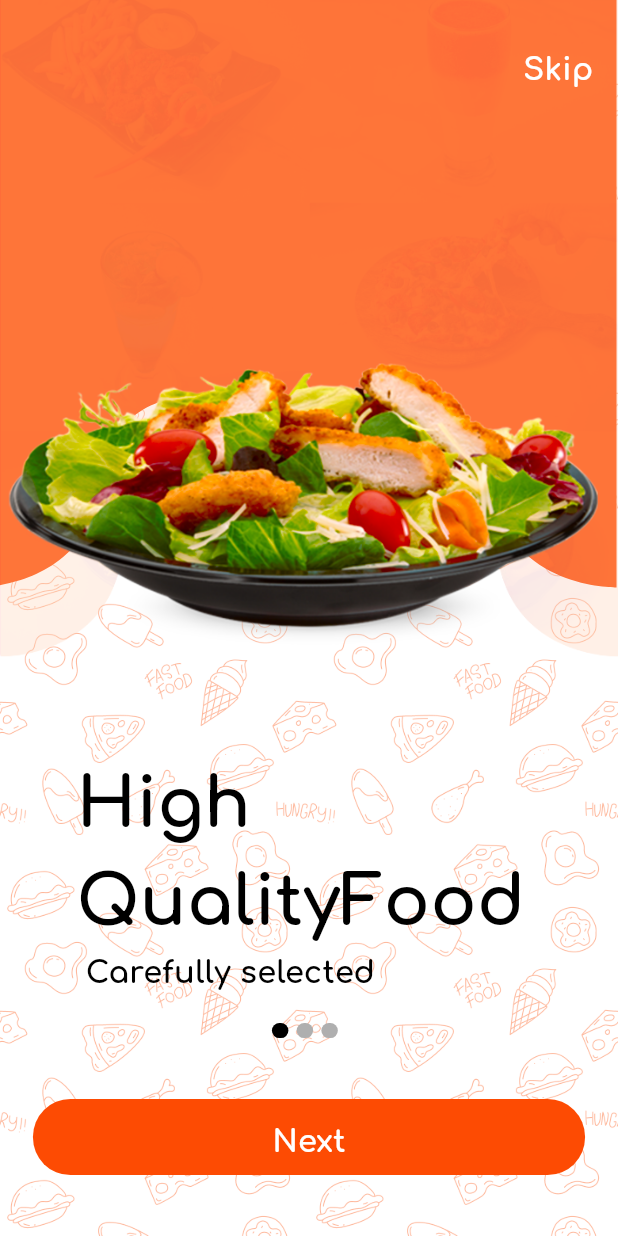
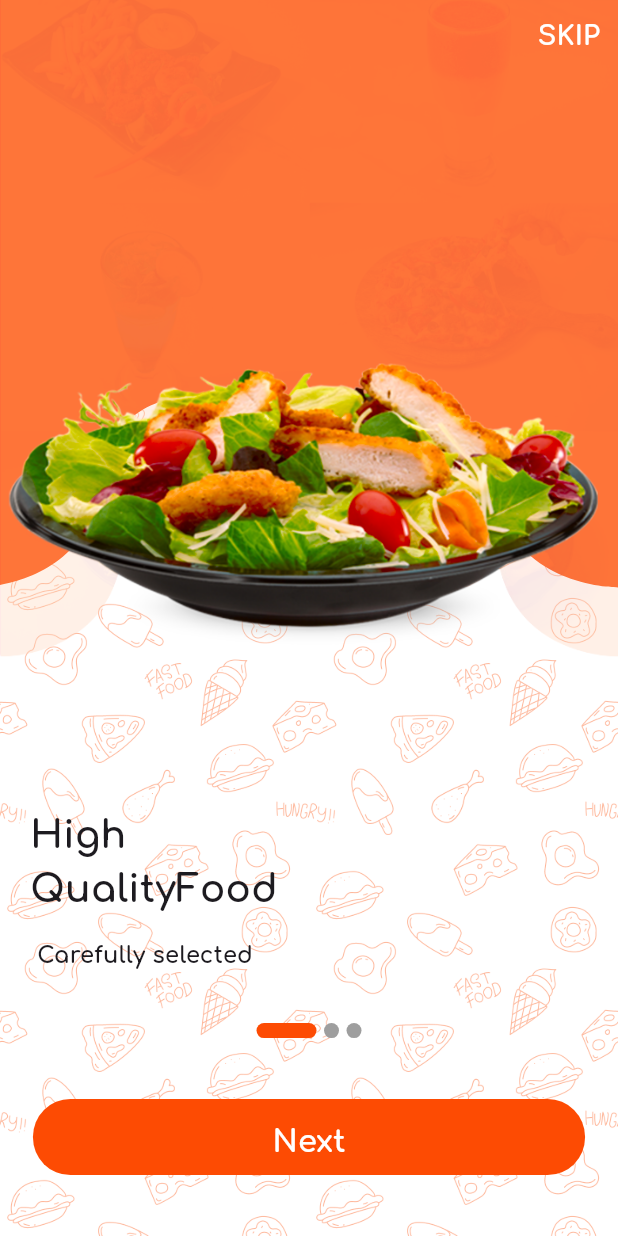
Before and after one commit to 3laaOmran/Graduation_Project, a Flutter app: the screen it shows after launch, on a phone screen of 412 x 824 dp. Run offline on Flutter 3.47's test engine with Material 3 defaults, Android fonts, the phone set to English and light mode, and no system bars; drawn by our look-alikes of smooth_page_indicator; our stand-ins replace bloc, carousel_slider, dio, flutter_bloc, flutter_screenutil, shared_preferences.

Commit message:
change - onboarding screen  - app name & add - shared preferences - dio helper & some updates

```diff
--- /dev/null
+++ b/two_way_dael/lib/core/constants/constants.dart
@@ -0,0 +1 @@
+String? token ;
--- /dev/null
+++ b/two_way_dael/lib/core/helpers/cash_helper.dart
@@ -0,0 +1,37 @@
+import 'package:shared_preferences/shared_preferences.dart';
+
+class CashHelper {
+  static SharedPreferences? sharedPreferences;
+
+  static init() async {
+    sharedPreferences = await SharedPreferences.getInstance();
+  }
+
+// one method to save every thing
+  static Future<bool> saveData({
+    required String key,
+    required dynamic value,
+  }) async {
+    if (value is String) {
+      return await sharedPreferences!.setString(key, value);
+    }
+    if (value is int) {
+      return await sharedPreferences!.setInt(key, value);
+    }
+    if (value is bool) {
+      return await sharedPreferences!.setBool(key, value);
+    }
+
+    return await sharedPreferences!.setDouble(key, value);
+  }
+
+  static dynamic getData({required String key}) {
+    return sharedPreferences!.get(key);
+  }
+
+  static Future<bool> removeData({
+    required String key,
+  }) async {
+    return await sharedPreferences!.remove(key);
+  }
+}
--- /dev/null
+++ b/two_way_dael/lib/core/networking/dio_helper.dart
@@ -0,0 +1,50 @@
+import 'package:dio/dio.dart';
+
+class DioHelper {
+  static Dio dio = Dio();
+  static init() {
+    dio = Dio(
+      BaseOptions(
+          baseUrl: 'https://student.valuxapps.com/api/',
+          receiveDataWhenStatusError: true,
+      ),
+    );
+  }
+
+  static Future<Response> getData({
+    required String url,
+    String lang = 'en',
+    String? token,
+    Map<String, dynamic>? query,
+  }) {
+    dio.options.headers = {
+      'Content-Type': 'application/json',
+      'lang': lang,
+      'Authorization': token?? '',
+    };
+    return dio.get(
+      url,
+      queryParameters: query,
+    );
+  }
+
+  static Future<Response> postData({
+    required String url,
+    String lang = 'en',
+    String? token,
+    Map<String, dynamic>? qurey,
+    required Map<String, dynamic> data,
+  }) async {
+    dio.options.headers = {
+      'Content-Type': 'application/json',
+      'lang': lang,
+      'Authorization': token??'',
+    };
+
+    return await dio.post(
+      url,
+      queryParameters: qurey,
+      data: data,
+    );
+  }
+}
--- a/two_way_dael/lib/core/networking/remote/dio_helper.dart
+++ /dev/null
@@ -1,29 +0,0 @@
-import 'package:dio/dio.dart';
-
-class DioHelper {
-  static Dio? dio;
-
-  static init() {
-    dio = Dio(
-      BaseOptions(
-        baseUrl: 'https://2waydeal.000webhostapp.com',
-        receiveDataWhenStatusError: true,
-      ),
-    );
-  }
-
-  static Future<Response> getData({
-    required String url,
-    Map<String, dynamic>? query,
-    String? lang = 'en',
-    String? token,
-  }) async {
-    dio?.options.headers = {
-      'Content-Type': 'application/json',
-      'lang': lang,
-      'Authorization': token ?? '',
-    };
-
-    return await dio!.get(url, queryParameters: query);
-  }
-}
--- a/two_way_dael/lib/core/routing/app_router.dart
+++ b/two_way_dael/lib/core/routing/app_router.dart
@@ -11,7 +11,7 @@ class AppRouter {
   Route generateRoure(RouteSettings settings) {
     switch (settings.name) {
       case Routes.onboardingScreen:
-        return MaterialPageRoute(builder: (_) => const OnboardingScreen());
+        return MaterialPageRoute(builder: (_) => const OnboardingView());
       case Routes.loginScreen:
         return MaterialPageRoute(
             builder: (_) =>  LoginScreen());
--- a/two_way_dael/lib/core/theming/themes.dart
+++ b/two_way_dael/lib/core/theming/themes.dart
@@ -3,6 +3,7 @@ import 'package:flutter/services.dart';
 import 'package:two_way_dael/core/theming/colors.dart';
 
 ThemeData lightTheme = ThemeData(
+
   visualDensity: VisualDensity.adaptivePlatformDensity,
   appBarTheme: const AppBarTheme(
     titleSpacing: 20.0,
--- a/two_way_dael/lib/features/home/logic/cubit/customer_cubit.dart
+++ b/two_way_dael/lib/features/home/logic/cubit/customer_cubit.dart
@@ -4,8 +4,8 @@ import 'package:two_way_dael/features/home/logic/cubit/customer_states.dart';
 import 'package:two_way_dael/features/home/ui/Modules/customer_home_screen.dart';
 import 'package:two_way_dael/features/home/ui/Modules/customer_profile_screen.dart';
 
-import '../../../../core/networking/remote/dio_helper.dart';
-import '../../../../core/networking/remote/end_points.dart';
+import '../../../../core/networking/dio_helper.dart';
+import '../../../../core/networking/end_points.dart';
 import '../../data/models/products_model.dart';
 
 class CustomerCubit extends Cubit<CustomerStates> {
--- a/two_way_dael/lib/features/onboarding/views/onboarding_screen.dart
+++ b/two_way_dael/lib/features/onboarding/views/onboarding_screen.dart
@@ -1,42 +1,40 @@
 import 'package:flutter/material.dart';
 import 'package:flutter_screenutil/flutter_screenutil.dart';
+import 'package:smooth_page_indicator/smooth_page_indicator.dart';
 import 'package:two_way_dael/core/helpers/extensions.dart';
-
-import '../../../core/helpers/spacing.dart';
-import '../../../core/routing/routes.dart';
-import '../../../core/theming/colors.dart';
+import 'package:two_way_dael/core/routing/routes.dart';
+import 'package:two_way_dael/core/theming/colors.dart';
+import 'package:two_way_dael/features/onboarding/widgets/build_boarding_screen.dart';
+import 'package:two_way_dael/features/onboarding/widgets/onboarding_model_list.dart';
+import '../../../core/helpers/cash_helper.dart';
 import '../../../core/theming/styles.dart';
 import '../../../core/widgets/custom_button.dart';
-import '../widgets/background_code.dart';
-import '../widgets/onboarding_model_list.dart';
 
-class OnboardingScreen extends StatefulWidget {
-  const OnboardingScreen({super.key});
+class OnboardingView extends StatefulWidget {
+  const OnboardingView({super.key});
 
   @override
-  State<OnboardingScreen> createState() => _OnboardingScreenState();
+  State<OnboardingView> createState() => _OnboardingViewState();
 }
 
-class _OnboardingScreenState extends State<OnboardingScreen> {
-  int currentIndex = 0;
-  late PageController _controller;
-  @override
-  void initState() {
-    _controller = PageController(initialPage: 0);
-    super.initState();
+class _OnboardingViewState extends State<OnboardingView> {
+  var boardController = PageController();
+  bool isLast = false;
+  void submit() {
+    CashHelper.saveData(key: 'onBoarding', value: true).then((value) {
+      if (value) {
+        context.pushNamedAndRemoveUntil(
+          Routes.loginScreen,
+          predicate: (route) => false,
+        );
       }
-
-  @override
-  void dispose() {
-    _controller.dispose();
-    super.dispose();
+    });
   }
-
   @override
   Widget build(BuildContext context) {
-    final height = MediaQuery.of(context).size.height;
     return Scaffold(
-      body: Container(
+      body: SafeArea(
+        child: Container(
           decoration: const BoxDecoration(
             image: DecorationImage(
               image: AssetImage('assets/images/main_background.png'),
@@ -44,121 +42,87 @@ class _OnboardingScreenState extends State<OnboardingScreen> {
             ),
           ),
           child: Stack(
+            alignment: AlignmentDirectional.topEnd,
             children: [
-            Column(
+              Padding(
+                padding: const EdgeInsets.all(0.0),
+                child: Column(
                   children: [
                     Expanded(
                       child: PageView.builder(
-                    controller: _controller,
                         onPageChanged: (int index) {
+                          if (index == onboardingContentList.length - 1) {
                             setState(() {
-                        currentIndex = index;
+                              isLast = true;
                             });
+                          } else {
+                            setState(() {
+                              isLast = false;
+                            });
+                          }
                         },
+                        controller: boardController,
+                        itemBuilder: ((context, index) =>
+                            buildBoardingScreen(onboardingContentList[index])),
                         itemCount: onboardingContentList.length,
-                    itemBuilder: (context, index) {
-                      return SingleChildScrollView(
-                        child: Column(
-                          children: [
-                            SizedBox(
-                              height: height * 0.6,
-                              width: double.infinity,
-                              child: Stack(
-                                children: [
-                                  Positioned(
-                                    left: 110,
-                                    right: -125,
-                                    child: CustomPaint(
-                                      size: Size(
-                                          double.infinity,
-                                          (454 * 0.9354120467015411.h)
-                                              .toDouble()),
-                                      painter: BackgroundCode(),
                       ),
                     ),
-                                  Image.asset(
-                                    onboardingContentList[index].image,
+                    const SizedBox(
+                      height: 5,
                     ),
-                                ],
+                    Column(
+                      children: [
+                        SmoothPageIndicator(
+                          controller: boardController,
+                          effect: const ExpandingDotsEffect(
+                            dotColor: Colors.grey,
+                            activeDotColor: ColorManager.mainOrange,
+                            dotHeight: 10,
+                            dotWidth: 10,
+                            expansionFactor: 4,
+                            spacing: 5,
                           ),
+                          count: onboardingContentList.length,
                         ),
-                            verticalSpace(10),
-                            Padding(
-                              padding: EdgeInsets.only(left: 15.w, right: 25.w),
-                              child: Column(
-                                crossAxisAlignment: CrossAxisAlignment.start,
-                                children: [
-                                  Text(
-                                    onboardingContentList[index].mainText,
-                                    style: TextStyles.font45blackbold,
-                                  ),
-                                  Text(
-                                    onboardingContentList[index].smallText,
-                                    style: TextStyles.font20blackbold,
-                                  ),
-                                ],
-                              ),
-                            )
-                          ],
-                        ),
-                      );
-                    },
-                  ),
-                ),
-                Row(
-                  mainAxisAlignment: MainAxisAlignment.center,
-                  children: [
-                    ...List.generate(onboardingContentList.length,
-                        (index) => buildDots(index, context))
-                  ],
-                ),
+                        // const Spacer(),
                         Container(
-                  margin:
-                      EdgeInsets.symmetric(vertical: 40.h, horizontal: 20.w),
+                          margin: EdgeInsets.symmetric(
+                              vertical: 40.h, horizontal: 20.w),
                           child: AppTextButton(
-                    buttonText: currentIndex == onboardingContentList.length - 1
-                        ? 'Get Started'
-                        : 'Next',
+                            buttonText: isLast ? 'Get Started' : 'Next',
                             textStyle: TextStyles.font20Whitebold,
                             onPressed: () {
-                      if (currentIndex == onboardingContentList.length - 1) {
-                        context.pushNamed(Routes.loginScreen);
+                              if (isLast) {
+                                submit();
+                              } else {
+                                boardController.nextPage(
+                                    duration: const Duration(
+                                      milliseconds: 750,
+                                    ),
+                                    curve: Curves.fastLinearToSlowEaseIn);
                               }
-                      _controller.nextPage(
-                          duration: const Duration(milliseconds: 100),
-                          curve: Curves.bounceIn);
                             },
                           ),
                         ),
                       ],
                     ),
-            Positioned(
-              top: 32.h,
-              right: 15.w,
-              child: GestureDetector(
-                onTap: () {
-                  context.pushNamed(Routes.loginScreen);
-                },
-                child: Text(
-                  'Skip',
-                  style: TextStyles.font20Whitebold,
+                  ],
+                ),
+              ),
+              TextButton(
+                onPressed: submit,
+                child: const Text(
+                  'SKIP',
+                  style: TextStyle(
+                    color: Colors.white,
+                    fontSize: 18,
+                    fontWeight: FontWeight.bold,
                   ),
                 ),
               ),
             ],
           ),
         ),
-    );
-  }
-
-  Container buildDots(int index, BuildContext context) {
-    return Container(
-      height: 10.h,
-      width: 10.w,
-      margin: EdgeInsets.only(right: 5.w),
-      decoration: BoxDecoration(
-        borderRadius: BorderRadius.circular(20),
-        color: currentIndex == index ? Colors.black : ColorManager.gray,
       ),
     );
   }
--- /dev/null
+++ b/two_way_dael/lib/features/onboarding/widgets/build_boarding_screen.dart
@@ -0,0 +1,62 @@
+import 'package:flutter/cupertino.dart';
+import 'package:flutter/material.dart';
+import 'package:flutter/widgets.dart';
+import 'package:flutter_screenutil/flutter_screenutil.dart';
+import 'package:two_way_dael/features/onboarding/widgets/background_code.dart';
+import 'package:two_way_dael/features/onboarding/widgets/onboarding_model_list.dart';
+
+Widget buildBoardingScreen(OnboardingContentModel onboardingContentList) =>
+    Column(
+      crossAxisAlignment: CrossAxisAlignment.start,
+      children: [
+        Expanded(
+          child: Stack(
+            children: [
+              Positioned(
+                left: 110,
+                right: -128,
+                child: CustomPaint(
+                  size: Size(
+                      double.infinity, (454 * 0.9354120467015411.h).toDouble()),
+                  painter: BackgroundCode(),
+                ),
+              ),
+              Image(
+                image: AssetImage(onboardingContentList.image),
+              ),
+            ],
+          ),
+        ),
+        const SizedBox(
+          height: 30.0,
+        ),
+        Padding(
+          padding: const EdgeInsets.symmetric(horizontal: 20),
+          child: Column(
+            crossAxisAlignment: CrossAxisAlignment.start,
+            children: [
+              Text(
+                onboardingContentList.mainText,
+                style: const TextStyle(
+                  fontSize: 25,
+                  fontWeight: FontWeight.bold,
+                ),
+              ),
+              const SizedBox(
+                height: 15,
+              ),
+              Text(
+                onboardingContentList.bodyText,
+                style: const TextStyle(
+                  fontSize: 15,
+                  fontWeight: FontWeight.bold,
+                ),
+              ),
+            ],
+          ),
+        ),
+        const SizedBox(
+          height: 30.0,
+        ),
+      ],
+    );
--- a/two_way_dael/lib/features/onboarding/widgets/onboarding_model_list.dart
+++ b/two_way_dael/lib/features/onboarding/widgets/onboarding_model_list.dart
@@ -2,11 +2,11 @@
 class OnboardingContentModel {
   String image;
   String mainText;
-  String smallText;
+  String bodyText;
   OnboardingContentModel({
     required this.image,
     required this.mainText,
-    required this.smallText,
+    required this.bodyText,
   });
 }
 
@@ -14,16 +14,16 @@ List<OnboardingContentModel> onboardingContentList = [
   OnboardingContentModel(
     image: 'assets/images/onboarding_one.png',
     mainText: 'High\nQualityFood',
-    smallText: ' Carefully selected',
+    bodyText: ' Carefully selected',
   ),
   OnboardingContentModel(
     image: 'assets/images/onboarding_two.png',
     mainText: 'Clean\nEnvironment',
-    smallText: 'Save The planet',
+    bodyText: 'Save The planet',
   ),
   OnboardingContentModel(
     image: 'assets/images/onboarding_three.png',
     mainText: 'Reduce\nFood Waste',
-    smallText: 'Reducing Famines',
+    bodyText: 'Reducing Famines',
   ),
 ];
--- a/two_way_dael/lib/two_way_dael.dart
+++ b/two_way_dael/lib/two_way_dael.dart
@@ -5,11 +5,11 @@ import 'package:two_way_dael/core/routing/app_router.dart';
 import 'package:two_way_dael/core/theming/themes.dart';
 import 'package:two_way_dael/features/home/logic/cubit/customer_cubit.dart';
 
-import 'core/routing/routes.dart';
 
 class TwoWayDealApp extends StatelessWidget {
   final AppRouter appRouter;
-  const TwoWayDealApp({super.key, required this.appRouter});
+  final String startWidget;
+  const TwoWayDealApp({super.key, required this.appRouter, required this.startWidget});
 
   @override
   Widget build(BuildContext context) {
@@ -20,19 +20,8 @@ class TwoWayDealApp extends StatelessWidget {
         create: (context) => CustomerCubit()..getProducts(),
         child: MaterialApp(
           debugShowCheckedModeBanner: false,
-          initialRoute: Routes.onboardingScreen,
+          initialRoute: startWidget,
           theme: lightTheme,
-          // ThemeData(
-            // fontFamily: "Comfortaa",
-            // scaffoldBackgroundColor: Colors.white,
-            // inputDecorationTheme: InputDecorationTheme(
-            //   focusedBorder: OutlineInputBorder(
-            //     borderSide: BorderSide(
-            //       color: ColorManager.mainOrange,
-            //     ),
-            //   ),
-            // )
-          // ),
           onGenerateRoute: appRouter.generateRoure,
         ),
       ),
--- a/two_way_dael/pubspec.yaml
+++ b/two_way_dael/pubspec.yaml
@@ -37,6 +37,8 @@ dependencies:
   flutter_bloc: ^8.1.5
   flutter_native_splash: ^2.4.0
   flutter_screenutil: ^5.9.0
+  shared_preferences: ^2.2.3
+  smooth_page_indicator: ^1.1.0
 
 dev_dependencies:
   flutter_launcher_icons: ^0.13.1
```
Also changed, not shown: two_way_dael/lib/features/auth/login/logic/cubit/login_cubit.dart (+40 -4 lines), two_way_dael/lib/features/auth/login/logic/cubit/login_state.dart (+18 -2 lines), two_way_dael/lib/main.dart (+20 -2 lines), two_way_dael/lib/core/networking/end_points.dart (renamed from two_way_dael/lib/core/networking/remote/end_points.dart), two_way_dael/pubspec.lock, 3 other files. Lines whose indentation alone changed are shown as unchanged.
